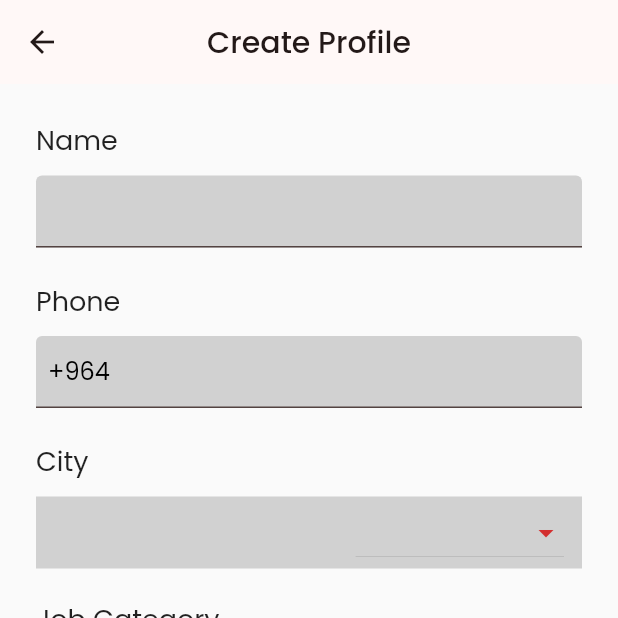
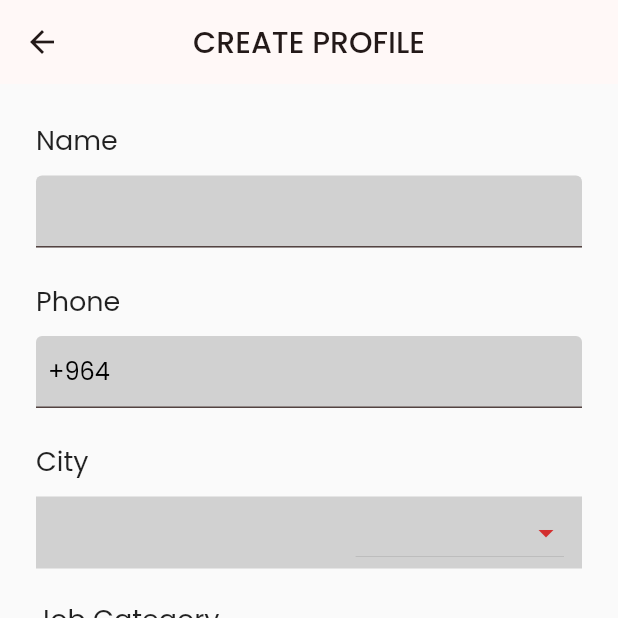
Before and after one commit to MuhammadSabah/Open-Vacancies, a Flutter app: the CreateProfileScreenView screen opened directly, on a phone screen of 412 x 824 dp, the top half of it. Run offline on Flutter 3.47's test engine with Material 2 defaults, Android fonts, the phone set to English and light mode, and no system bars; our stand-ins replace cloud_firestore, firebase_auth, firebase_core, google_fonts; accounts and stored records are empty.

Commit message:
Changing the app bar title to upper case

```diff
--- a/lib/src/screens/create_profile_screen_view.dart
+++ b/lib/src/screens/create_profile_screen_view.dart
@@ -50,7 +50,7 @@ class _CreateProfileScreenView extends State<CreateProfileScreenView> {
       resizeToAvoidBottomInset: false,
       appBar: AppBar(
         centerTitle: true,
-        title: const Text('Create Profile'),
+        title: Text('Create Profile'.toUpperCase()),
         leading: IconButton(
           onPressed: () {
             UserAuthDao().logOutUser();
```
